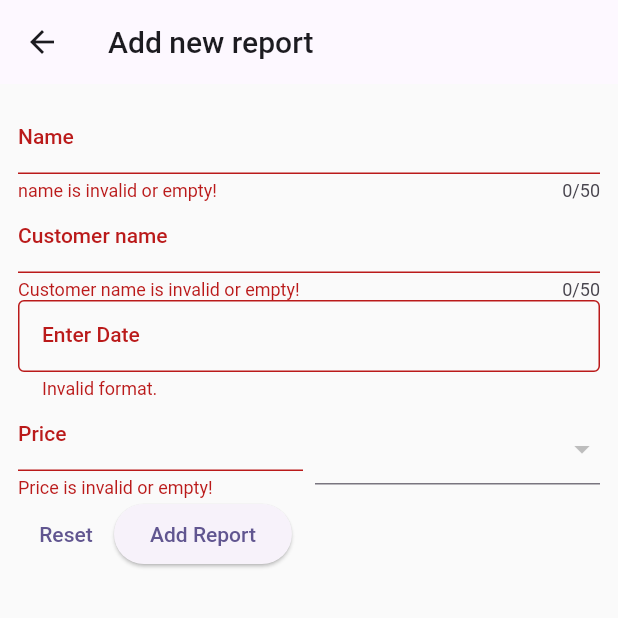
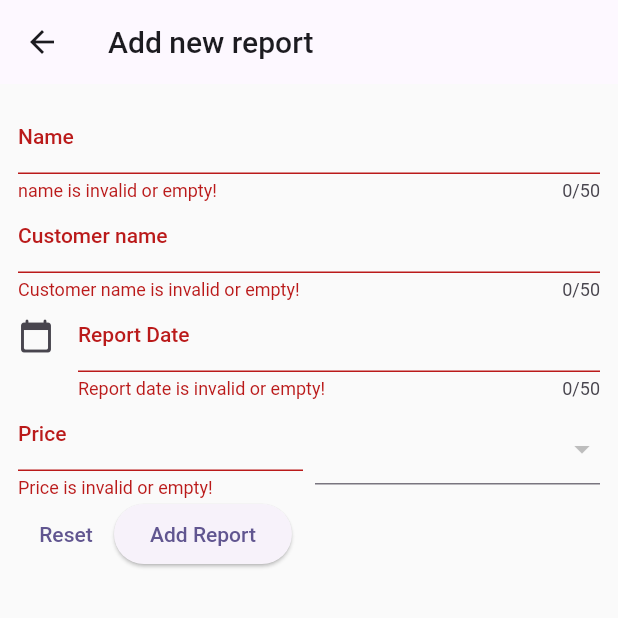
Before and after one commit to 132u/reports, a Flutter app: the NewReport screen opened directly, after a tap on "Add Report", on a phone screen of 412 x 824 dp, the top half of it. Run offline on Flutter 3.47's test engine with Material 2 defaults, Android fonts, the phone set to English and light mode, and no system bars; our stand-ins replace cloud_firestore, firebase_auth, firebase_core, firebase_storage, image_picker; accounts and stored records are empty.

Commit message:
fixed datepicker and reset button

```diff
--- a/lib/widgets/new_report.dart
+++ b/lib/widgets/new_report.dart
@@ -4,8 +4,8 @@ import 'package:chat_app/widgets/reports_list.dart';
 import 'package:cloud_firestore/cloud_firestore.dart';
 import 'package:firebase_auth/firebase_auth.dart';
 import 'package:flutter/material.dart';
-
-class NewReport extends StatefulWidget{
+import 'package:intl/intl.dart';
+class NewReport extends StatefulWidget {
   const NewReport({super.key});
 
   @override
@@ -14,11 +14,12 @@ class NewReport extends StatefulWidget{
   }
 }
 
-class _NewReportState extends State<NewReport>{
+class _NewReportState extends State<NewReport> {
   var _enteredName;
   var _enteredCustomerName;
   var _enteredStartDate;
   var _enteredPrice;
+  TextEditingController _startDateController = TextEditingController();
   DatabaseService service = DatabaseService();
   // var _nameController = TextEditingController();
   // var _priceController = TextEditingController();
@@ -30,100 +31,138 @@ class _NewReportState extends State<NewReport>{
   // }
   final _formKey = GlobalKey<FormState>();
   void _addReport() async {
-    if(_formKey.currentState!.validate()){
+    if (_formKey.currentState!.validate()) {
       _formKey.currentState!.save();
     }
     final user = FirebaseAuth.instance.currentUser!;
-    final userData = await FirebaseFirestore.instance.collection('users').doc(user.uid).get();
+    final userData = await FirebaseFirestore.instance
+        .collection('users')
+        .doc(user.uid)
+        .get();
     // FirebaseFirestore.instance.collection('reports').add({
     //   'name':_enteredName,
     //   'price':_enteredPrice,
     //   'driverId':user.uid,
     // });
     var now = new DateTime.now();
-    var reportData = new Report(user.uid, _enteredName, _enteredPrice,now ,_enteredStartDate,_enteredCustomerName);
+    var reportData = new Report(user.uid, _enteredName, _enteredPrice, now,
+        _enteredStartDate, _enteredCustomerName);
     service.addReport(reportData);
-    Navigator.of(context).push(MaterialPageRoute(builder: (ctx)=>ReportsList()));
+    Navigator.of(context)
+        .push(MaterialPageRoute(builder: (ctx) => ReportsList()));
   }
+
   @override
   Widget build(BuildContext context) {
     return Scaffold(
       appBar: AppBar(
         title: Text('Add new report'),
       ),
-      body:
-        Padding(
+      body: Padding(
         padding: EdgeInsets.all(12),
         child: Form(
           key: _formKey,
           child: Column(
             children: [
               TextFormField(
-                  onSaved: (value){_enteredName = value;},
+                onSaved: (value) {
+                  _enteredName = value;
+                },
                 maxLength: 50,
                 decoration: const InputDecoration(
                   label: Text('Name'),
                 ),
-                  validator: (value){
-                     if(value == null || value.trim().isEmpty )
-                        {
+                validator: (value) {
+                  if (value == null || value.trim().isEmpty) {
                     return 'name is invalid or empty!';
                   }
                   return null;
                 },
               ),
               TextFormField(
-                  onSaved: (value){_enteredCustomerName = value;},
+                onSaved: (value) {
+                  _enteredCustomerName = value;
+                },
                 maxLength: 50,
                 decoration: const InputDecoration(
                   label: Text('Customer name'),
                 ),
-                  validator: (value){
-                     if(value == null || value.trim().isEmpty )
-                        {
+                validator: (value) {
+                  if (value == null || value.trim().isEmpty) {
                     return 'Customer name is invalid or empty!';
                   }
                   return null;
                 },
               ),
-                InputDatePickerFormField(
-                  onDateSaved: (value) {_enteredStartDate = value; },
-                  firstDate: DateTime.now(),
-                  lastDate: DateTime.now().add(Duration(days: 120)),
+              TextFormField(
+                controller: _startDateController,
+                onTap: () async {
+                  DateTime? pickedDate =  await showDatePicker(
+                      context: context,
+                      initialDate: DateTime.now(),
+                      firstDate: DateTime.now().add(Duration(days: -120)),
+                      lastDate: DateTime.now().add(Duration(days: 120)));
+                  _startDateController.text= pickedDate.toString();// DateFormat.yMMMd().format(pickedDate!);
+
+                },
+                onSaved: (value) {
+                  _enteredStartDate = DateTime.parse(value!);
+                },
+                maxLength: 50,
+                decoration: const InputDecoration(
+                  icon: Icon(Icons.calendar_today_rounded),
+                  label: Text('Report Date'),
                 ),
-
-                Row(children: [
+                validator: (value) {
+                  if (value == null || value.trim().isEmpty) {
+                    return 'Report date is invalid or empty!';
+                  }
+                  return null;
+                },
+              ),
+              Row(
+                children: [
                   Expanded(
                     child: TextFormField(
-                      onSaved: (value){_enteredPrice = value;},
+                      onSaved: (value) {
+                        _enteredPrice = value;
+                      },
                       keyboardType: TextInputType.number,
                       decoration: const InputDecoration(
                         label: Text('Price'),
                       ),
-                      validator:(value)
-                      {
-                        if(value == null || value.trim().isEmpty || int.tryParse(value)! <= 0)
-                        {
+                      validator: (value) {
+                        if (value == null ||
+                            value.trim().isEmpty ||
+                            int.tryParse(value)! <= 0) {
                           return 'Price is invalid or empty!';
                         }
                         return null;
                       },
                     ),
                   ),
-                  SizedBox(width: 8,),
+                  SizedBox(
+                    width: 8,
+                  ),
                   Expanded(
-                    child: DropdownButtonFormField(items: [],
-                     onChanged: (value){}),
+                    child: DropdownButtonFormField(
+                        items: [], onChanged: (value) {}),
                   )
-                ],),
-                Row(children: [
-                  TextButton(onPressed: (){}, child: const Text('Reset')),
-                  ElevatedButton(onPressed: _addReport, child: const Text('Add Report')),
-                ],)
                 ],
               ),
-          ),),
+              Row(
+                children: [
+                  TextButton(onPressed: () {
+                    _formKey.currentState!.reset();
+                  }, child: const Text('Reset')),
+                  ElevatedButton(
+                      onPressed: _addReport, child: const Text('Add Report')),
+                ],
+              )
+            ],
+          ),
+        ),
+      ),
     );
-
   }
 }
--- a/pubspec.yaml
+++ b/pubspec.yaml
@@ -41,6 +41,7 @@ dependencies:
   image_picker: ^1.0.1
   cloud_firestore: ^4.8.3
   currency_type: ^0.0.3
+  intl: ^0.18.1
 
 dev_dependencies:
   flutter_test:
```
Also changed, not shown: pubspec.lock. Lines whose indentation alone changed are shown as unchanged.
